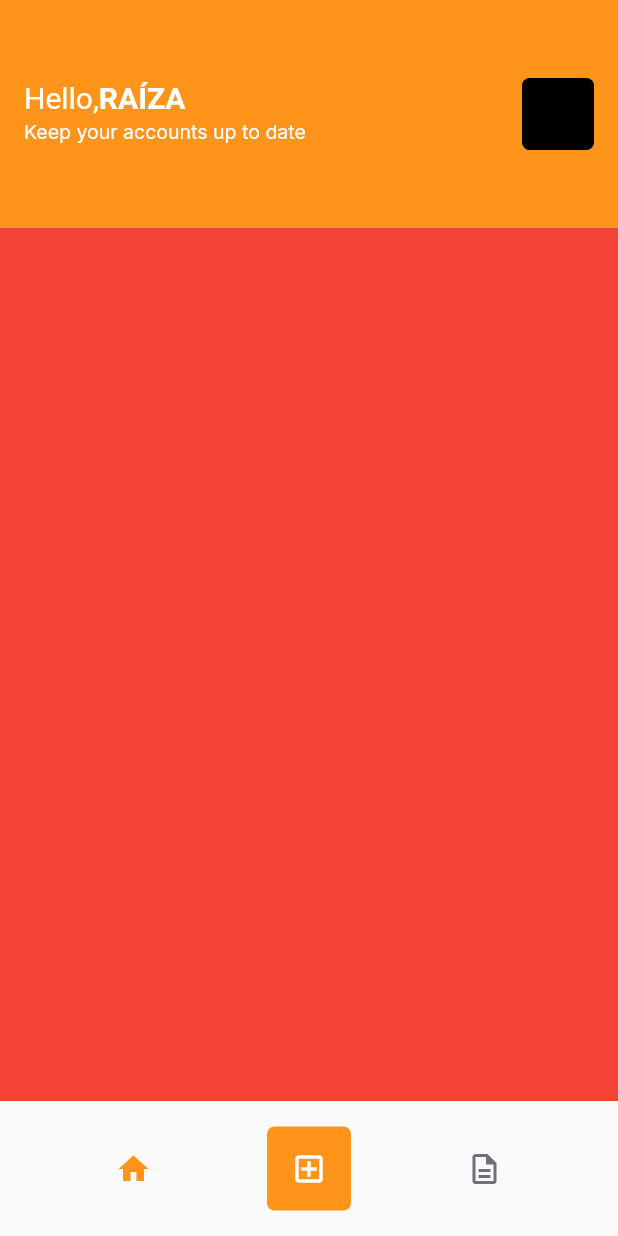
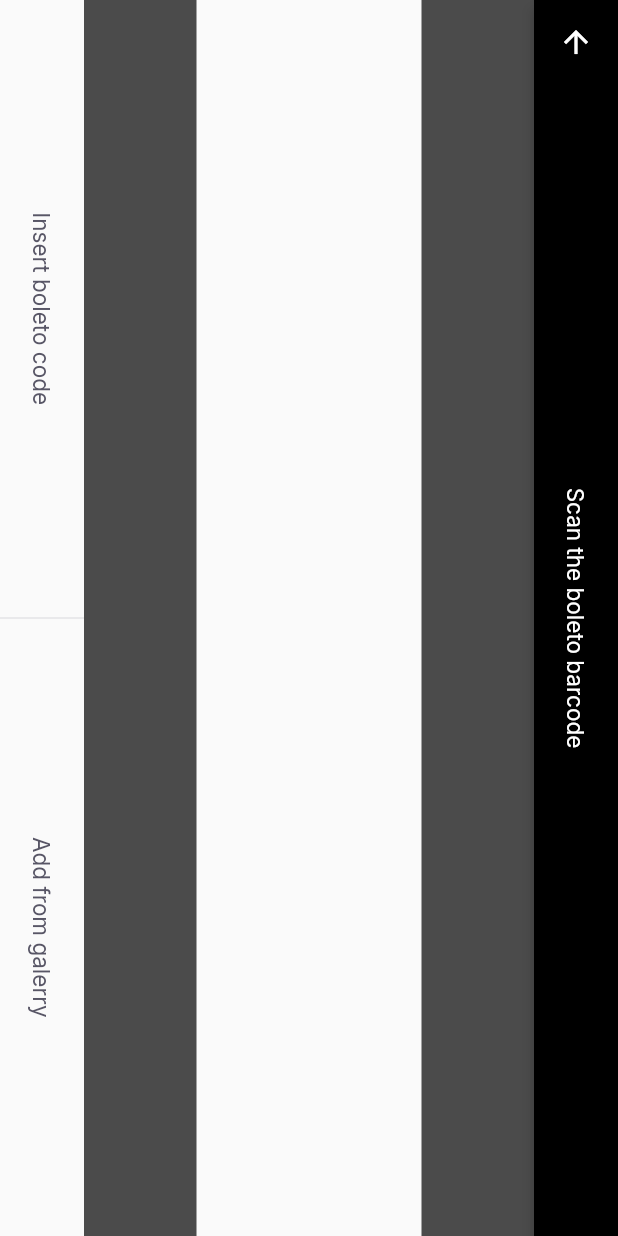
Before and after one commit to alineraiza/nlw_together_payflow, a Flutter app: the HomePage screen opened by its route, after a tap on the "add box" icon, on a phone screen of 412 x 824 dp. Run offline on Flutter 3.47's test engine with Material 2 defaults, Android fonts, the phone set to English and light mode, and no system bars; our stand-ins replace firebase_core, google_fonts, google_sign_in, shared_preferences; accounts and stored records are empty.

Commit message:
machine learning

```diff
--- a/lib/app_widget.dart
+++ b/lib/app_widget.dart
@@ -1,4 +1,5 @@
 import 'package:flutter/material.dart';
+import 'package:payflow/modules/barcode_scanner/barcode_scanner_page.dart';
 import 'package:payflow/modules/home/home_page.dart';
 import 'package:payflow/modules/splash/splash_page.dart';
 import 'modules/login/login_page.dart';
@@ -11,6 +12,7 @@ class AppWidget extends StatelessWidget {
     return MaterialApp(
       title: 'Pay Flow',
       theme: ThemeData(
+        primarySwatch: Colors.orange,
         primaryColor: AppColors.primary,
       ),
       initialRoute: "/splash",
@@ -18,6 +20,7 @@ class AppWidget extends StatelessWidget {
         "/splash": (context) => SplashPage(),
         "/home": (context) => HomePage(),
         "/login": (context) => LoginPage(),
+        "/barcode_scanner": (context) => BarcodeScannerPage(),
       },
     );
   }
--- /dev/null
+++ b/lib/modules/barcode_scanner/barcode_scanner_page.dart
@@ -0,0 +1,53 @@
+
+import 'package:flutter/material.dart';
+import 'package:payflow/shared/themes/app_text_styles.dart';
+import 'package:payflow/shared/themes/appcolors.dart';
+import 'package:payflow/shared/widget/divider_vertical/divider_vertical_widget.dart';
+import 'package:payflow/shared/widget/label_button/label_button.dart';
+import 'package:payflow/shared/widget/set_label_buttons/set_label_buttons.dart';
+
+class BarcodeScannerPage extends StatefulWidget {
+  const BarcodeScannerPage({ Key? key }) : super(key: key);
+
+  @override
+  _BarcodeScannerPageState createState() => _BarcodeScannerPageState();
+}
+
+class _BarcodeScannerPageState extends State<BarcodeScannerPage> {
+  @override
+  Widget build(BuildContext context) {
+    return SafeArea(
+      top: true,
+      bottom: true,
+      left: true,
+      right: true,
+      child: RotatedBox(
+        quarterTurns: 1,
+        child: Scaffold(
+        appBar: AppBar(
+          backgroundColor: Colors.black,
+          title: Text(
+            "Scan the boleto barcode",
+            style: TextStyles.buttonBackground,
+          ),
+          centerTitle: true,
+          leading: BackButton(color: AppColors.background),
+        ),
+
+          body: Column(children: [
+            Expanded(child: Container(color: Colors.black.withOpacity(0.7))),
+            Expanded(flex: 2, child: Container(color: Colors.transparent)),
+            Expanded(child: Container(color: Colors.black.withOpacity(0.7))),
+          ]),
+
+          bottomNavigationBar: SetLabelButtons(
+            primaryLabel: "Insert boleto code",
+            primaryOnPressed:(){},
+            secundaryLabel: "Add from galerry",
+            secundaryOnPressed:(){},
+          ),
+        ),
+      ),
+    );
+  }
+}
--- a/lib/modules/home/home_page.dart
+++ b/lib/modules/home/home_page.dart
@@ -70,7 +70,7 @@ class _HomePageState extends State<HomePage> {
                 )),
             GestureDetector(
               onTap: () {
-                print("Cliked");
+                Navigator.pushNamed(context, "/barcode_scanner");
               },
               child: Container(
                 height: 56,
--- /dev/null
+++ b/lib/shared/widget/divider_vertical/divider_vertical_widget.dart
@@ -0,0 +1,16 @@
+import 'package:flutter/material.dart';
+import 'package:payflow/shared/themes/appcolors.dart';
+
+class DividerVerticalWidget extends StatelessWidget {
+  const DividerVerticalWidget({ Key? key }) : super(key: key);
+
+  @override
+  Widget build(BuildContext context) {
+    return Container(
+      width: 1,
+      height: double.maxFinite,
+      color: AppColors.stroke,
+
+    );
+  }
+}
--- /dev/null
+++ b/lib/shared/widget/label_button/label_button.dart
@@ -0,0 +1,20 @@
+
+import 'package:flutter/material.dart';
+import 'package:payflow/shared/themes/app_text_styles.dart';
+
+class LabelButton extends StatelessWidget {
+  final String label;
+  final VoidCallback onPressed;
+  const LabelButton({ Key? key, required this.label, required this.onPressed, }) : super(key: key);
+
+  @override
+  Widget build(BuildContext context) {
+    return Container(
+      height: 56,
+      child: TextButton(
+        onPressed: onPressed,
+      child: Text(label, style: TextStyles.buttonHeading,),
+      ),
+    );
+  }
+}
--- /dev/null
+++ b/lib/shared/widget/set_label_buttons/set_label_buttons.dart
@@ -0,0 +1,29 @@
+import 'package:flutter/material.dart';
+import 'package:payflow/shared/widget/divider_vertical/divider_vertical_widget.dart';
+import 'package:payflow/shared/widget/label_button/label_button.dart';
+
+class SetLabelButtons extends StatelessWidget {
+  final String primaryLabel;
+  final VoidCallback primaryOnPressed;
+  final String secundaryLabel;
+  final VoidCallback secundaryOnPressed;
+  const SetLabelButtons ({ Key? key, required this.primaryLabel, required this.primaryOnPressed, required this.secundaryLabel, required this.secundaryOnPressed }) : super(key: key);
+
+  @override
+  Widget build(BuildContext context) {
+    return Container(
+        height: 56,
+        child: Row (children: [
+          Expanded(child: LabelButton(
+            label: primaryLabel,
+            onPressed:primaryOnPressed,
+          )),
+          DividerVerticalWidget(),
+          Expanded(child: LabelButton(
+            label: secundaryLabel,
+            onPressed:secundaryOnPressed,
+          )),
+        ]),
+      );
+  }
+}
--- a/lib/shared/widget/social_login/social_login_button.dart
+++ b/lib/shared/widget/social_login/social_login_button.dart
@@ -27,7 +27,6 @@ class SocialLoginButton extends StatelessWidget {
                 Image.asset(AppImages.google),
                 SizedBox(width:16),
                 Container(
-
                   height: 56, width:2, color: AppColors.stroke),
               ]
             )),
--- a/pubspec.yaml
+++ b/pubspec.yaml
@@ -17,6 +17,10 @@ dependencies:
   google_sign_in: ^5.0.4
   google_sign_in_web: ^0.10.0
   shared_preferences: ^2.0.6
+  google_ml_kit: ^0.6.0
+  camera: ^0.8.1+3
+  image_picker: ^0.8.1+3
+  image_picker_for_web: ^2.0.0
 
 
 dev_dependencies:
```
Also changed, not shown: pubspec.lock, 1 other file.
